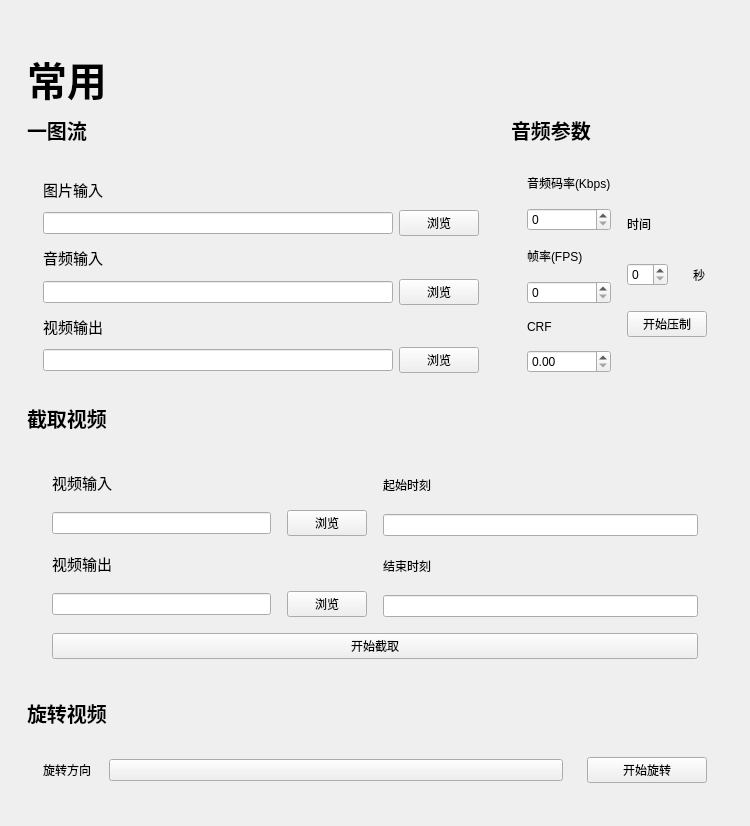
Above: UI/QtDesigner/common.ui from Eanya-Tonic/MihiroToolbox before the change. Below: the same form after it.
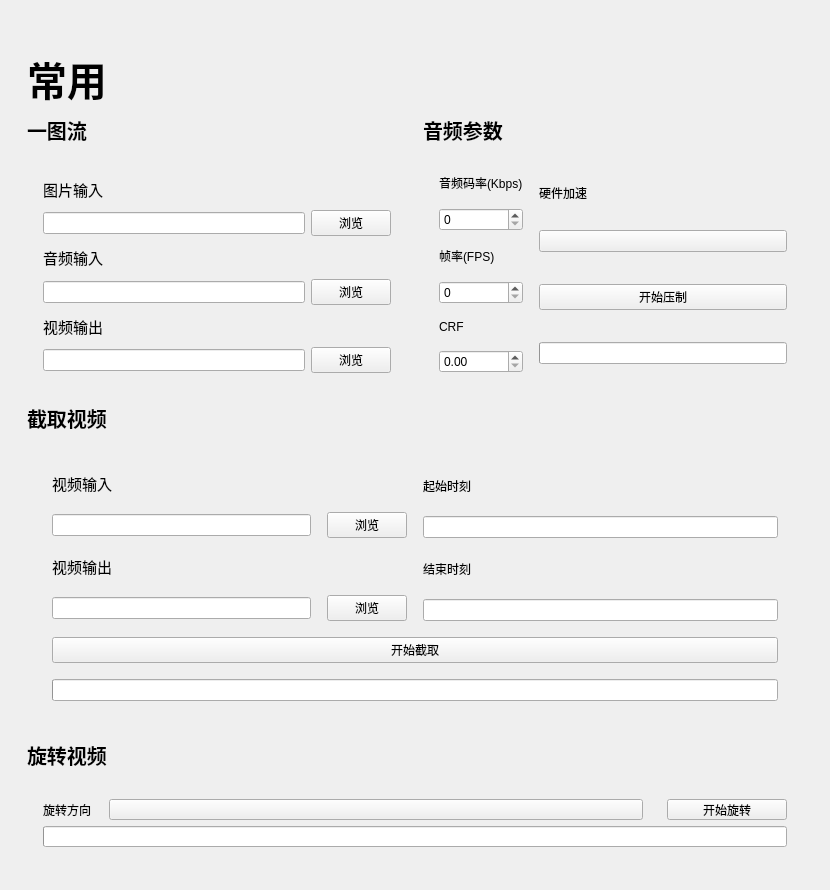
That is the form after the change. Custom widgets are drawn as their Qt base class.

Diff of the .ui file:
```diff
--- a/UI/QtDesigner/common.ui
+++ b/UI/QtDesigner/common.ui
@@ -6,8 +6,8 @@
    <rect>
     <x>0</x>
     <y>0</y>
-    <width>750</width>
-    <height>790</height>
+    <width>830</width>
+    <height>857</height>
    </rect>
   </property>
   <property name="windowTitle">
@@ -113,6 +113,9 @@
               <property name="enabled">
                <bool>true</bool>
               </property>
+              <property name="clearButtonEnabled">
+               <bool>true</bool>
+              </property>
              </widget>
             </item>
             <item row="1" column="1">
@@ -146,6 +149,9 @@
               <property name="enabled">
                <bool>true</bool>
               </property>
+              <property name="clearButtonEnabled">
+               <bool>true</bool>
+              </property>
              </widget>
             </item>
             <item row="1" column="1">
@@ -179,6 +185,9 @@
               <property name="enabled">
                <bool>true</bool>
               </property>
+              <property name="clearButtonEnabled">
+               <bool>true</bool>
+              </property>
              </widget>
             </item>
             <item row="1" column="1">
@@ -220,6 +229,12 @@
        </item>
        <item row="1" column="0">
         <widget class="SimpleCardWidget" name="AudioParmsCard">
+         <property name="minimumSize">
+          <size>
+           <width>350</width>
+           <height>0</height>
+          </size>
+         </property>
          <layout class="QHBoxLayout" name="horizontalLayout">
           <property name="spacing">
            <number>16</number>
@@ -248,7 +263,11 @@
                </widget>
               </item>
               <item>
-               <widget class="SpinBox" name="BitrateNum"/>
+               <widget class="SpinBox" name="BitrateNum">
+                <property name="maximum">
+                 <number>999999</number>
+                </property>
+               </widget>
               </item>
              </layout>
             </item>
@@ -262,7 +281,11 @@
                </widget>
               </item>
               <item>
-               <widget class="SpinBox" name="FpsNum"/>
+               <widget class="SpinBox" name="FpsNum">
+                <property name="maximum">
+                 <number>999999</number>
+                </property>
+               </widget>
               </item>
              </layout>
             </item>
@@ -276,7 +299,11 @@
                </widget>
               </item>
               <item>
-               <widget class="DoubleSpinBox" name="CrfNum"/>
+               <widget class="DoubleSpinBox" name="CrfNum">
+                <property name="maximum">
+                 <double>999.000000000000000</double>
+                </property>
+               </widget>
               </item>
              </layout>
             </item>
@@ -288,27 +315,26 @@
              <number>25</number>
             </property>
             <property name="topMargin">
-             <number>36</number>
+             <number>0</number>
             </property>
             <property name="bottomMargin">
-             <number>36</number>
+             <number>0</number>
             </property>
             <item>
              <layout class="QGridLayout" name="InnerTimeBox">
+              <item row="1" column="0">
+               <widget class="ComboBox" name="HardAccler"/>
+              </item>
               <item row="0" column="0">
                <widget class="BodyLabel" name="TimeLabel">
-                <property name="text">
-                 <string>时间</string>
+                <property name="maximumSize">
+                 <size>
+                  <width>16777215</width>
+                  <height>24</height>
+                 </size>
                 </property>
-               </widget>
-              </item>
-              <item row="1" column="0">
-               <widget class="SpinBox" name="TimeNum"/>
-              </item>
-              <item row="1" column="1">
-               <widget class="BodyLabel" name="TimeLabel_2">
                 <property name="text">
-                 <string>秒</string>
+                 <string>硬件加速</string>
                 </property>
                </widget>
               </item>
@@ -321,6 +347,9 @@
               </property>
              </widget>
             </item>
+            <item>
+             <widget class="IndeterminateProgressBar" name="ProgressBar1"/>
+            </item>
            </layout>
           </item>
          </layout>
@@ -353,6 +382,12 @@
        </item>
        <item>
         <widget class="SimpleCardWidget" name="VideoClipCard">
+         <property name="minimumSize">
+          <size>
+           <width>0</width>
+           <height>280</height>
+          </size>
+         </property>
          <layout class="QGridLayout" name="gridLayout_10">
           <item row="0" column="0">
            <layout class="QGridLayout" name="InnerVideoClipBox">
@@ -393,6 +428,9 @@
                 <property name="enabled">
                  <bool>true</bool>
                 </property>
+                <property name="clearButtonEnabled">
+                 <bool>true</bool>
+                </property>
                </widget>
               </item>
               <item row="1" column="1">
@@ -440,6 +478,9 @@
                 <property name="enabled">
                  <bool>true</bool>
                 </property>
+                <property name="clearButtonEnabled">
+                 <bool>true</bool>
+                </property>
                </widget>
               </item>
               <item row="1" column="1">
@@ -472,6 +513,9 @@
               </property>
              </widget>
             </item>
+            <item row="3" column="0" colspan="2">
+             <widget class="IndeterminateProgressBar" name="ProgressBar2"/>
+            </item>
            </layout>
           </item>
          </layout>
@@ -504,6 +548,12 @@
        </item>
        <item>
         <widget class="SimpleCardWidget" name="TransposeCard">
+         <property name="minimumSize">
+          <size>
+           <width>0</width>
+           <height>80</height>
+          </size>
+         </property>
          <layout class="QGridLayout" name="gridLayout_11">
           <property name="leftMargin">
            <number>16</number>
@@ -560,6 +610,9 @@
             </item>
            </layout>
           </item>
+          <item row="1" column="0">
+           <widget class="IndeterminateProgressBar" name="ProgressBar3"/>
+          </item>
          </layout>
         </widget>
        </item>
@@ -612,6 +665,11 @@
    <extends>QLabel</extends>
    <header>qfluentwidgets</header>
   </customwidget>
+  <customwidget>
+   <class>IndeterminateProgressBar</class>
+   <extends>QProgressBar</extends>
+   <header>qfluentwidgets</header>
+  </customwidget>
   <customwidget>
    <class>LineEdit</class>
    <extends>QLineEdit</extends>
```
Left out of the diff: 38 changed lines with no effect on the pictures.
